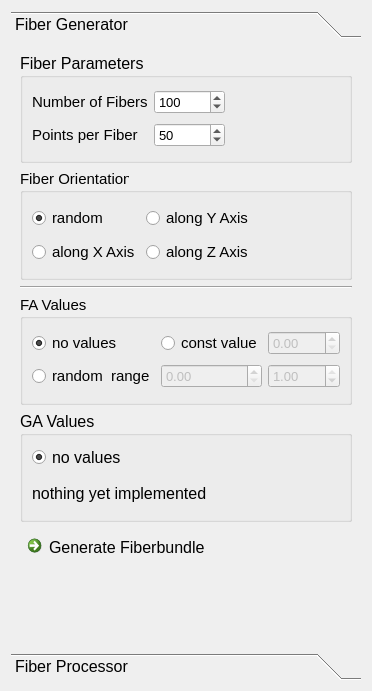
Qt form Modules/Bundles/org.mitk.gui.qt.diffusionimaging/src/internal/QmitkFiberBundleDeveloperViewControls.ui (MITK/MITK) before a commit.
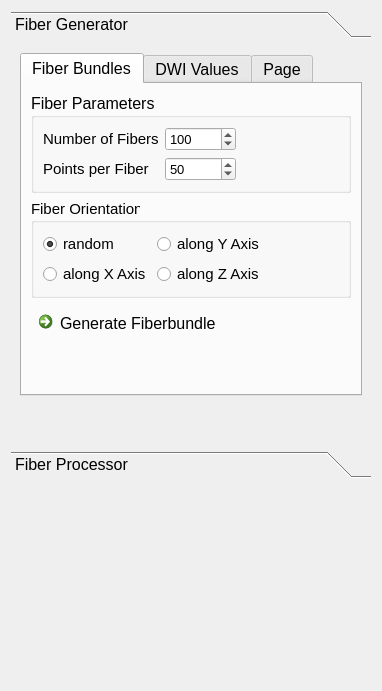
The same form after that commit. The open tabs and pages were chosen to show the change.

Commit message: generate points along XAxis alpha version. GUI update [cOK]

What changed in the file:
```diff
--- a/Modules/Bundles/org.mitk.gui.qt.diffusionimaging/src/internal/QmitkFiberBundleDeveloperViewControls.ui
+++ b/Modules/Bundles/org.mitk.gui.qt.diffusionimaging/src/internal/QmitkFiberBundleDeveloperViewControls.ui
@@ -6,7 +6,7 @@
    <rect>
     <x>0</x>
     <y>0</y>
-    <width>372</width>
+    <width>382</width>
     <height>691</height>
    </rect>
   </property>
@@ -31,28 +31,96 @@
        <rect>
         <x>0</x>
         <y>0</y>
-        <width>348</width>
-        <height>601</height>
+        <width>358</width>
+        <height>360</height>
        </rect>
       </property>
       <attribute name="label">
        <string>Fiber Generator</string>
       </attribute>
       <layout class="QGridLayout" name="gridLayout_8">
-       <item row="6" column="0">
-        <widget class="Line" name="line">
+       <item row="2" column="0">
+        <widget class="QTabWidget" name="tabWidget_2">
+         <property name="currentIndex">
+          <number>2</number>
+         </property>
+         <widget class="QWidget" name="tab_2">
+          <attribute name="title">
+           <string>Fiber Bundles</string>
+          </attribute>
+          <layout class="QGridLayout" name="gridLayout_12">
+           <item row="2" column="0">
+            <widget class="QCommandLinkButton" name="buttonGenerateFibers">
+             <property name="text">
+              <string>Generate Fiberbundle</string>
+             </property>
+            </widget>
+           </item>
+           <item row="1" column="0">
+            <widget class="QGroupBox" name="groupBox">
+             <property name="font">
+              <font>
+               <pointsize>11</pointsize>
+              </font>
+             </property>
+             <property name="title">
+              <string>Fiber Orientation</string>
+             </property>
+             <layout class="QGridLayout" name="gridLayout_5">
+              <item row="3" column="1">
+               <widget class="QRadioButton" name="radioButton_directionZ">
+                <property name="text">
+                 <string>along Z Axis</string>
+                </property>
+               </widget>
+              </item>
+              <item row="3" column="0">
+               <widget class="QRadioButton" name="radioButton_directionX">
+                <property name="text">
+                 <string>along X Axis</string>
+                </property>
+               </widget>
+              </item>
+              <item row="2" column="0">
+               <widget class="QRadioButton" name="radioButton_directionRandom">
+                <property name="text">
+                 <string>random</string>
+                </property>
+                <property name="checked">
+                 <bool>true</bool>
+                </property>
+               </widget>
+              </item>
+              <item row="2" column="1">
+               <widget class="QRadioButton" name="radioButton_directionY">
+                <property name="text">
+                 <string>along Y Axis</string>
+                </property>
+               </widget>
+              </item>
+              <item row="2" column="2">
+               <spacer name="horizontalSpacer_2">
          <property name="orientation">
           <enum>Qt::Horizontal</enum>
          </property>
-        </widget>
-       </item>
-       <item row="2" column="0">
+                <property name="sizeHint" stdset="0">
+                 <size>
+                  <width>40</width>
+                  <height>20</height>
+                 </size>
+                </property>
+               </spacer>
+              </item>
+             </layout>
+            </widget>
+           </item>
+           <item row="0" column="0">
         <widget class="QGroupBox" name="groupBox_5">
          <property name="title">
           <string>Fiber Parameters</string>
          </property>
          <layout class="QGridLayout" name="gridLayout_11">
-          <item row="0" column="1">
+              <item row="2" column="1">
            <widget class="QSpinBox" name="boxFiberNumbers">
             <property name="font">
              <font>
@@ -67,7 +135,7 @@
             </property>
            </widget>
           </item>
-          <item row="1" column="0">
+              <item row="3" column="0">
            <widget class="QLabel" name="label">
             <property name="font">
              <font>
@@ -79,7 +147,7 @@
             </property>
            </widget>
           </item>
-          <item row="0" column="0">
+              <item row="2" column="0">
            <widget class="QLabel" name="labelFibersTotal">
             <property name="font">
              <font>
@@ -91,7 +159,7 @@
             </property>
            </widget>
           </item>
-          <item row="1" column="1">
+              <item row="3" column="1">
            <widget class="QSpinBox" name="boxPointsPerFiber">
             <property name="font">
              <font>
@@ -109,7 +177,7 @@
             </property>
            </widget>
           </item>
-          <item row="0" column="2">
+              <item row="2" column="2">
            <spacer name="horizontalSpacer_3">
             <property name="orientation">
              <enum>Qt::Horizontal</enum>
@@ -123,7 +191,6 @@
            </spacer>
           </item>
          </layout>
-         <zorder>groupBox</zorder>
          <zorder>labelFibersTotal</zorder>
          <zorder>label</zorder>
          <zorder>boxPointsPerFiber</zorder>
@@ -131,7 +198,53 @@
          <zorder>horizontalSpacer_3</zorder>
         </widget>
        </item>
-       <item row="8" column="0">
+           <item row="3" column="0">
+            <spacer name="verticalSpacer_4">
+             <property name="orientation">
+              <enum>Qt::Vertical</enum>
+             </property>
+             <property name="sizeHint" stdset="0">
+              <size>
+               <width>20</width>
+               <height>40</height>
+              </size>
+             </property>
+            </spacer>
+           </item>
+          </layout>
+         </widget>
+         <widget class="QWidget" name="tab_3">
+          <attribute name="title">
+           <string>DWI Values</string>
+          </attribute>
+          <layout class="QGridLayout" name="gridLayout_13">
+           <item row="1" column="0">
+            <widget class="QGroupBox" name="groupBox_6">
+             <property name="title">
+              <string>GA Values</string>
+             </property>
+             <layout class="QVBoxLayout" name="verticalLayout_6">
+              <item>
+               <widget class="QRadioButton" name="radioButton_2">
+                <property name="text">
+                 <string>no values</string>
+                </property>
+                <property name="checked">
+                 <bool>true</bool>
+                </property>
+               </widget>
+              </item>
+              <item>
+               <widget class="QLabel" name="GAlabel">
+                <property name="text">
+                 <string>nothing yet implemented</string>
+                </property>
+               </widget>
+              </item>
+             </layout>
+            </widget>
+           </item>
+           <item row="0" column="0">
         <widget class="QGroupBox" name="groupBox_4">
          <property name="font">
           <font>
@@ -226,96 +339,49 @@
          </layout>
         </widget>
        </item>
-       <item row="10" column="0">
-        <widget class="QCommandLinkButton" name="buttonGenerateFibers">
-         <property name="text">
-          <string>Generate Fiberbundle</string>
-         </property>
-        </widget>
-       </item>
-       <item row="3" column="0">
-        <widget class="QGroupBox" name="groupBox">
-         <property name="font">
-          <font>
-           <pointsize>11</pointsize>
-          </font>
-         </property>
-         <property name="title">
-          <string>Fiber Orientation</string>
-         </property>
-         <layout class="QGridLayout" name="gridLayout_5">
-          <item row="3" column="0">
-           <widget class="QRadioButton" name="radioButton_directionX">
-            <property name="text">
-             <string>along X Axis</string>
-            </property>
-           </widget>
-          </item>
           <item row="2" column="0">
-           <widget class="QRadioButton" name="radioButton_directionRandom">
-            <property name="text">
-             <string>random</string>
-            </property>
-            <property name="checked">
-             <bool>true</bool>
-            </property>
-           </widget>
-          </item>
-          <item row="3" column="1">
-           <widget class="QRadioButton" name="radioButton_directionZ">
-            <property name="text">
-             <string>along Z Axis</string>
-            </property>
-           </widget>
-          </item>
-          <item row="2" column="1">
-           <widget class="QRadioButton" name="radioButton_directionY">
-            <property name="text">
-             <string>along Y Axis</string>
-            </property>
-           </widget>
-          </item>
-          <item row="2" column="2">
-           <spacer name="horizontalSpacer_2">
+            <spacer name="verticalSpacer_5">
             <property name="orientation">
-             <enum>Qt::Horizontal</enum>
+              <enum>Qt::Vertical</enum>
             </property>
             <property name="sizeHint" stdset="0">
              <size>
-              <width>40</width>
-              <height>20</height>
+               <width>20</width>
+               <height>40</height>
              </size>
             </property>
            </spacer>
           </item>
          </layout>
         </widget>
-       </item>
-       <item row="9" column="0">
-        <widget class="QGroupBox" name="groupBox_6">
+         <widget class="QWidget" name="tab_4">
+          <attribute name="title">
+           <string>Page</string>
+          </attribute>
+          <layout class="QVBoxLayout" name="verticalLayout_2">
+           <item>
+            <widget class="QGroupBox" name="groupBox_3">
          <property name="title">
-          <string>GA Values</string>
-         </property>
-         <layout class="QVBoxLayout" name="verticalLayout_6">
-          <item>
-           <widget class="QRadioButton" name="radioButton_2">
-            <property name="text">
-             <string>no values</string>
-            </property>
-            <property name="checked">
-             <bool>true</bool>
-            </property>
-           </widget>
-          </item>
-          <item>
-           <widget class="QLabel" name="GAlabel">
-            <property name="text">
-             <string>nothing yet implemented</string>
+              <string>Select a FiberBundle in Datamanager</string>
             </property>
            </widget>
           </item>
          </layout>
         </widget>
+        </widget>
+       </item>
+       <item row="3" column="0">
+        <spacer name="verticalSpacer_3">
+         <property name="orientation">
+          <enum>Qt::Vertical</enum>
+         </property>
+         <property name="sizeHint" stdset="0">
+          <size>
+           <width>20</width>
+           <height>40</height>
+          </size>
+         </property>
+        </spacer>
        </item>
       </layout>
      </widget>
@@ -324,8 +390,8 @@
        <rect>
         <x>0</x>
         <y>0</y>
-        <width>348</width>
-        <height>601</height>
+        <width>308</width>
+        <height>409</height>
        </rect>
       </property>
       <attribute name="label">
@@ -526,6 +592,19 @@
      </widget>
     </widget>
    </item>
+   <item>
+    <spacer name="verticalSpacer_6">
+     <property name="orientation">
+      <enum>Qt::Vertical</enum>
+     </property>
+     <property name="sizeHint" stdset="0">
+      <size>
+       <width>20</width>
+       <height>40</height>
+      </size>
+     </property>
+    </spacer>
+   </item>
   </layout>
  </widget>
  <resources>
```
Lines whose indentation alone changed are shown as unchanged. The commit also changes 1 other file.
